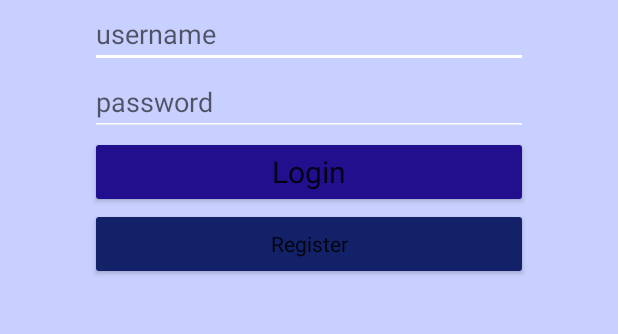
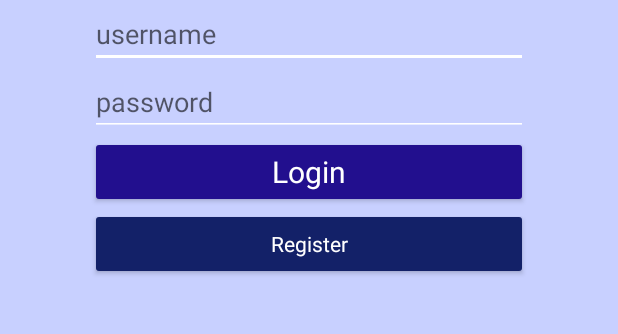
Before and after one commit to theOddster/Try26011, an Android app: the screen it shows after launch (MainActivity), on a phone screen of 412 x 824 dp, the part 487-821 px from its top. Run offline under Robolectric (Android 15) with nearby library versions, the phone set to English and light mode, and no system bars; Roboto replaces fonts that are not available here.

Commit message:
Third Update

```diff
--- a/app/src/main/res/layout/activity_main.xml
+++ b/app/src/main/res/layout/activity_main.xml
@@ -64,6 +64,7 @@
             android:fontFamily="@font/allerta"
             android:text="Login"
             android:textAllCaps="false"
+            android:textColor="#FFFFFF"
             android:textSize="20sp" />
 
         <Button
@@ -74,7 +75,8 @@
             android:fontFamily="@font/allerta"
             android:lineSpacingExtra="16sp"
             android:text="Register"
-            android:textAllCaps="false" />
+            android:textAllCaps="false"
+            android:textColor="#FFFFFF" />
 
     </LinearLayout>
 
```
